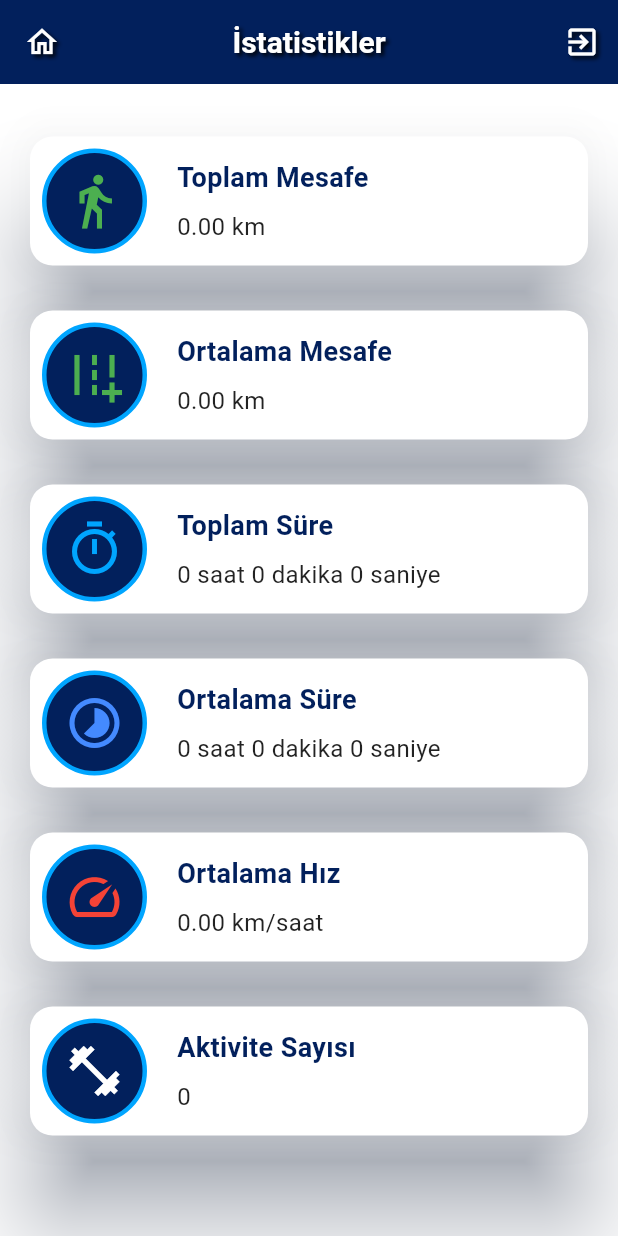
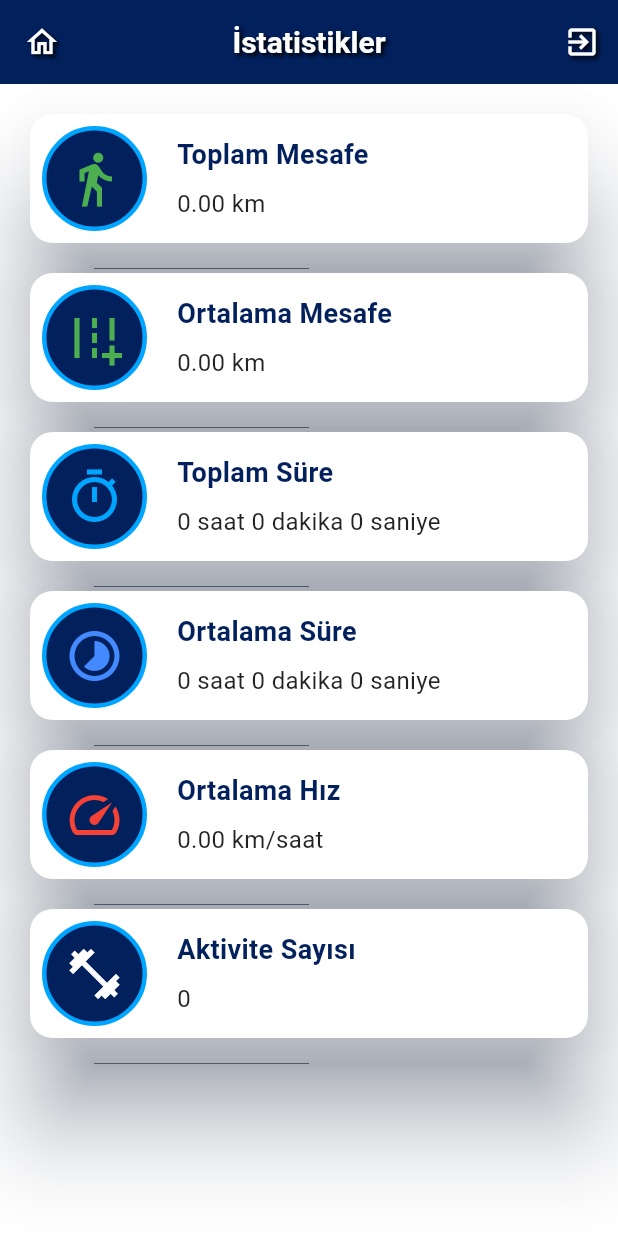
Before and after one commit to Furk4nBulut/Map-Tracker-Walking-Activity-App, a Flutter app: the StatisticPage screen opened directly with empty values, on a phone screen of 412 x 824 dp. Run offline on Flutter 3.47's test engine with Material 3 defaults, Android fonts, the phone set to English and light mode, and no system bars; our stand-ins replace cloud_firestore, firebase_auth, firebase_core, fluttertoast, geocoding, geolocator and 5 more; accounts and stored records are empty; Roboto replaces fonts that are missing (Montserrat).

Commit message:
UI updated and fixed

```diff
--- a/lib/screens/stat_page.dart
+++ b/lib/screens/stat_page.dart
@@ -62,11 +62,7 @@ class StatisticPage extends StatelessWidget {
         title: 'İstatistikler', // Adjust title as per your preference
         automaticallyImplyLeading: true,
       ),
-      body: Column(
-        crossAxisAlignment: CrossAxisAlignment.center,
-        children: [
-          Expanded(
-            child: FutureBuilder<Map<String, dynamic>>(
+      body: FutureBuilder<Map<String, dynamic>>(
         future: _fetchUserStatistics(),
         builder: (context, snapshot) {
           if (snapshot.connectionState == ConnectionState.waiting) {
@@ -134,13 +130,11 @@ class StatisticPage extends StatelessWidget {
                   subtitle: '$activityCount',
                   iconColor: Colors.white,
                 ),
+                SizedBox(height: 70.0), // Add space at the bottom
               ],
             ),
           );
         },
-            ),
-          ),
-        ],
       ),
     );
   }
@@ -162,7 +156,7 @@ class StatisticPage extends StatelessWidget {
       ),
       color: Colors.white,
       shadowColor: basarsoft_color,
-      margin: EdgeInsets.symmetric(vertical: 15),
+      margin: EdgeInsets.only(bottom: 20.0),
       child: Padding(
         padding: const EdgeInsets.all(8.0),
         child: Row(
```
Also changed, not shown: lib/screens/activity_record_screen.dart (+10 -4 lines), lib/screens/profile_screen.dart (+8 -58 lines). Lines whose indentation alone changed are shown as unchanged.
